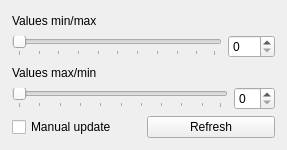
This is ui/rastertransparencywidgetbase.ui in alexbruy/raster-transparency as Qt 5 draws it before an edit. The edited form follows.
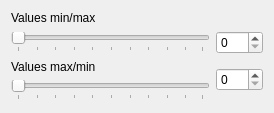
This is the edited form.

Commit message: embed plugin panel into style dock

```diff
--- a/ui/rastertransparencywidgetbase.ui
+++ b/ui/rastertransparencywidgetbase.ui
@@ -6,58 +6,16 @@
    <rect>
     <x>0</x>
     <y>0</y>
-    <width>287</width>
-    <height>150</height>
+    <width>274</width>
+    <height>113</height>
    </rect>
   </property>
   <property name="windowTitle">
    <string>Form</string>
   </property>
   <layout class="QGridLayout" name="gridLayout">
-   <property name="leftMargin">
-    <number>3</number>
-   </property>
-   <property name="topMargin">
-    <number>3</number>
-   </property>
-   <property name="rightMargin">
-    <number>3</number>
-   </property>
-   <property name="bottomMargin">
-    <number>3</number>
-   </property>
-   <item row="0" column="0">
-    <widget class="QStackedWidget" name="stackedWidget">
-     <property name="currentIndex">
-      <number>1</number>
-     </property>
-     <widget class="QWidget" name="page">
-      <layout class="QVBoxLayout" name="verticalLayout_2">
-       <item>
-        <widget class="QLabel" name="label_3">
-         <property name="text">
-          <string>Not supported or no layer</string>
-         </property>
-        </widget>
-       </item>
-      </layout>
-     </widget>
-     <widget class="QWidget" name="page_2">
-      <layout class="QVBoxLayout" name="verticalLayout">
-       <item>
-        <widget class="QLabel" name="label">
-         <property name="text">
-          <string>Values min/max</string>
-         </property>
-        </widget>
-       </item>
-       <item>
-        <layout class="QHBoxLayout" name="horizontalLayout">
-         <item>
-          <widget class="QSlider" name="sliderStart">
-           <property name="value">
-            <number>0</number>
-           </property>
+   <item row="3" column="0">
+    <widget class="QSlider" name="sliderEnd">
            <property name="orientation">
             <enum>Qt::Horizontal</enum>
            </property>
@@ -66,60 +24,55 @@
            </property>
           </widget>
          </item>
-         <item>
+   <item row="2" column="1" rowspan="2">
+    <widget class="QSpinBox" name="spinEnd"/>
+   </item>
+   <item row="1" column="1">
           <widget class="QSpinBox" name="spinStart">
            <property name="maximum">
             <number>100</number>
            </property>
           </widget>
          </item>
-        </layout>
-       </item>
-       <item>
+   <item row="1" column="0">
+    <widget class="QSlider" name="sliderStart">
+     <property name="value">
+      <number>0</number>
+     </property>
+     <property name="orientation">
+      <enum>Qt::Horizontal</enum>
+     </property>
+     <property name="tickPosition">
+      <enum>QSlider::TicksBelow</enum>
+     </property>
+    </widget>
+   </item>
+   <item row="0" column="0">
+    <widget class="QLabel" name="label">
+     <property name="text">
+      <string>Values min/max</string>
+     </property>
+    </widget>
+   </item>
+   <item row="2" column="0">
         <widget class="QLabel" name="label_2">
          <property name="text">
           <string>Values max/min</string>
          </property>
         </widget>
        </item>
-       <item>
-        <layout class="QHBoxLayout" name="horizontalLayout_2">
-         <item>
-          <widget class="QSlider" name="sliderEnd">
+   <item row="4" column="0" colspan="2">
+    <spacer name="verticalSpacer">
            <property name="orientation">
-            <enum>Qt::Horizontal</enum>
-           </property>
-           <property name="tickPosition">
-            <enum>QSlider::TicksBelow</enum>
-           </property>
-          </widget>
-         </item>
-         <item>
-          <widget class="QSpinBox" name="spinEnd"/>
-         </item>
-        </layout>
-       </item>
-       <item>
-        <layout class="QHBoxLayout" name="horizontalLayout_3">
-         <item>
-          <widget class="QCheckBox" name="chkManualUpdate">
-           <property name="text">
-            <string>Manual update</string>
-           </property>
-          </widget>
-         </item>
-         <item>
-          <widget class="QPushButton" name="btnRefresh">
-           <property name="text">
-            <string>Refresh</string>
-           </property>
-          </widget>
-         </item>
-        </layout>
-       </item>
-      </layout>
-     </widget>
-    </widget>
+      <enum>Qt::Vertical</enum>
+     </property>
+     <property name="sizeHint" stdset="0">
+      <size>
+       <width>20</width>
+       <height>40</height>
+      </size>
+     </property>
+    </spacer>
    </item>
   </layout>
  </widget>
```
Left out of the diff: 4 changed lines with no effect on the pictures. Lines whose indentation alone changed are shown as unchanged. The commit also changes 3 other files.
